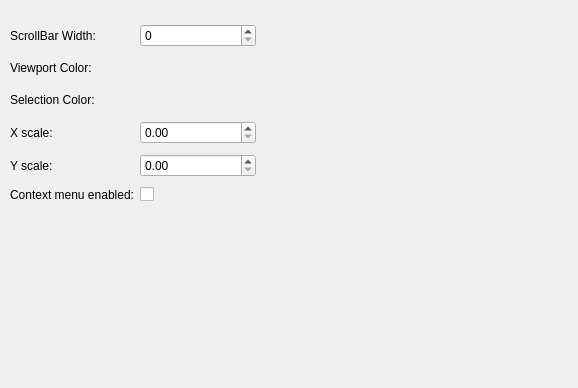
Qt form settingsdialog.ui (jsavuoja/qt-creator-coolscroll-plugin) before a commit.
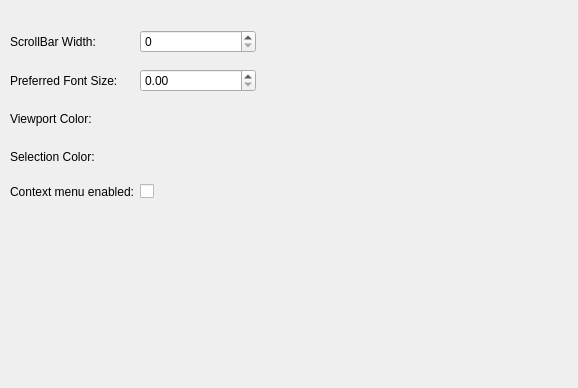
The same form after that commit.

Commit message: Remove specifying x and y scale factors, use target font size instead

The edit to the form file:
```diff
--- a/settingsdialog.ui
+++ b/settingsdialog.ui
@@ -33,7 +33,7 @@
       </property>
      </widget>
     </item>
-    <item row="1" column="0">
+    <item row="2" column="0">
      <widget class="QLabel" name="label_2">
       <property name="text">
        <string>Viewport Color:</string>
@@ -43,7 +43,7 @@
     <item row="0" column="1">
      <widget class="QSpinBox" name="widthSpinBox"/>
     </item>
-    <item row="1" column="1">
+    <item row="2" column="1">
      <widget class="QPushButton" name="vieportColotButton">
       <property name="autoFillBackground">
        <bool>true</bool>
@@ -56,14 +56,14 @@
       </property>
      </widget>
     </item>
-    <item row="2" column="0">
+    <item row="3" column="0">
      <widget class="QLabel" name="label_3">
       <property name="text">
        <string>Selection Color:</string>
       </property>
      </widget>
     </item>
-    <item row="2" column="1">
+    <item row="3" column="1">
      <widget class="QPushButton" name="selectionColorButton">
       <property name="autoFillBackground">
        <bool>true</bool>
@@ -79,26 +79,6 @@
       </property>
      </widget>
     </item>
-    <item row="3" column="0">
-     <widget class="QLabel" name="label_4">
-      <property name="text">
-       <string>X scale:</string>
-      </property>
-     </widget>
-    </item>
-    <item row="4" column="0">
-     <widget class="QLabel" name="label_5">
-      <property name="text">
-       <string>Y scale:</string>
-      </property>
-     </widget>
-    </item>
-    <item row="3" column="1">
-     <widget class="QDoubleSpinBox" name="xScaleSpinBox"/>
-    </item>
-    <item row="4" column="1">
-     <widget class="QDoubleSpinBox" name="yScaleSpinBox"/>
-    </item>
     <item row="5" column="0">
      <widget class="QLabel" name="label_6">
       <property name="text">
@@ -116,6 +96,16 @@
       </property>
      </widget>
     </item>
+    <item row="1" column="0">
+     <widget class="QLabel" name="label_4">
+      <property name="text">
+       <string>Preferred Font Size:</string>
+      </property>
+     </widget>
+    </item>
+    <item row="1" column="1">
+     <widget class="QDoubleSpinBox" name="fontSizeSpinBox"/>
+    </item>
    </layout>
   </widget>
  </widget>
```
The commit also changes 5 other files.
